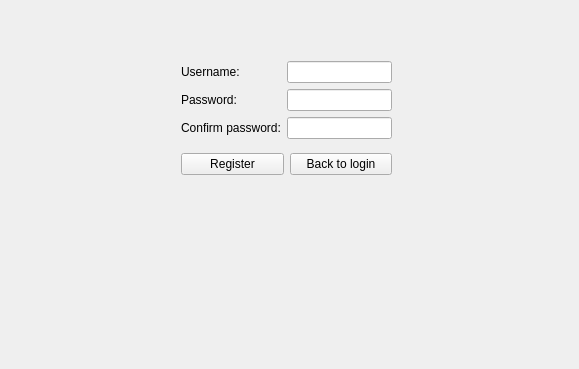
Qt form TheGame/TheGame_Client/RegisterWidget.ui (DavidMacovei/TheGame) before a commit.
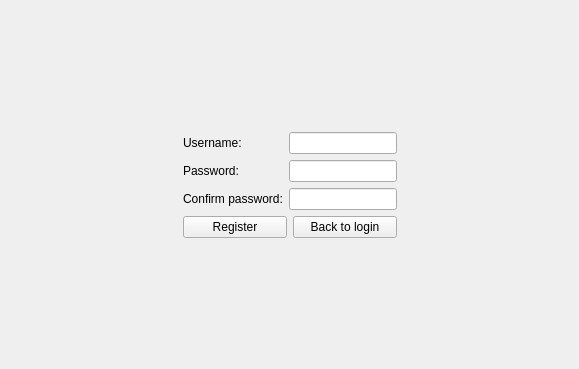
The same form after that commit.

Commit message: Centered Login and Register Widgets

The edit to the form file:
```diff
--- a/TheGame/TheGame_Client/RegisterWidget.ui
+++ b/TheGame/TheGame_Client/RegisterWidget.ui
@@ -13,16 +13,29 @@
   <property name="windowTitle">
    <string>RegisterWidget</string>
   </property>
+  <layout class="QFormLayout" name="formLayout_4">
+   <property name="labelAlignment">
+    <set>Qt::AlignmentFlag::AlignJustify|Qt::AlignmentFlag::AlignVCenter</set>
+   </property>
+   <item row="0" column="0" colspan="2">
+    <widget class="QWidget" name="widget_2" native="true">
+     <layout class="QGridLayout" name="gridLayout_2">
+      <item row="0" column="1">
   <widget class="QWidget" name="widget" native="true">
-   <property name="geometry">
-    <rect>
-     <x>170</x>
-     <y>50</y>
-     <width>233</width>
-     <height>136</height>
-    </rect>
-   </property>
-   <layout class="QVBoxLayout" name="verticalLayout">
+        <layout class="QVBoxLayout" name="verticalLayout_2">
+         <item>
+          <spacer name="verticalSpacer">
+           <property name="orientation">
+            <enum>Qt::Orientation::Vertical</enum>
+           </property>
+           <property name="sizeHint" stdset="0">
+            <size>
+             <width>20</width>
+             <height>40</height>
+            </size>
+           </property>
+          </spacer>
+         </item>
     <item>
      <layout class="QFormLayout" name="formLayout">
       <item row="0" column="0">
@@ -75,8 +88,58 @@
       </item>
      </layout>
     </item>
-   </layout>
-  </widget>
+         <item>
+          <spacer name="verticalSpacer_2">
+           <property name="orientation">
+            <enum>Qt::Orientation::Vertical</enum>
+           </property>
+           <property name="sizeHint" stdset="0">
+            <size>
+             <width>20</width>
+             <height>40</height>
+            </size>
+           </property>
+          </spacer>
+         </item>
+        </layout>
+       </widget>
+      </item>
+      <item row="0" column="0">
+       <spacer name="horizontalSpacer">
+        <property name="orientation">
+         <enum>Qt::Orientation::Horizontal</enum>
+        </property>
+        <property name="sizeType">
+         <enum>QSizePolicy::Policy::Expanding</enum>
+        </property>
+        <property name="sizeHint" stdset="0">
+         <size>
+          <width>40</width>
+          <height>20</height>
+         </size>
+        </property>
+       </spacer>
+      </item>
+      <item row="0" column="2">
+       <spacer name="horizontalSpacer_2">
+        <property name="orientation">
+         <enum>Qt::Orientation::Horizontal</enum>
+        </property>
+        <property name="sizeType">
+         <enum>QSizePolicy::Policy::Expanding</enum>
+        </property>
+        <property name="sizeHint" stdset="0">
+         <size>
+          <width>40</width>
+          <height>20</height>
+         </size>
+        </property>
+       </spacer>
+      </item>
+     </layout>
+    </widget>
+   </item>
+  </layout>
  </widget>
  <layoutdefault spacing="6" margin="11"/>
  <resources/>
```
Left out of the diff: 6 changed lines with no effect on the pictures. Lines whose indentation alone changed are shown as unchanged. The commit also changes 1 other file.
